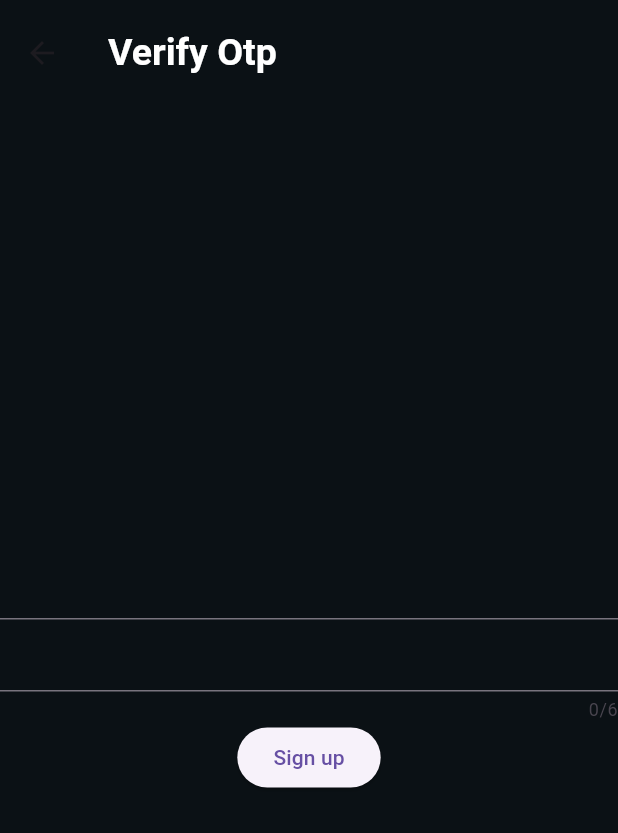
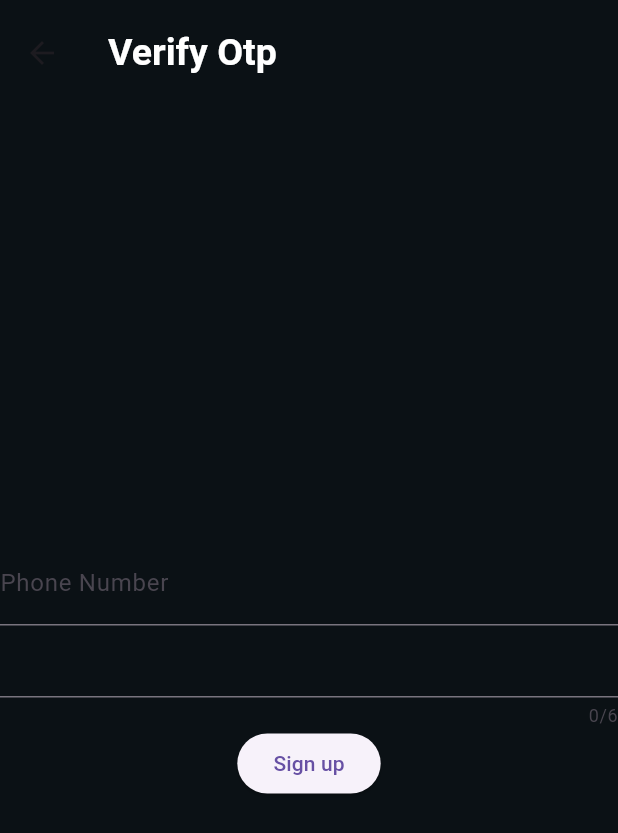
Before and after one commit to kartikkumarofficial/Whatsapp-Clone-Flutter, a Flutter app: the OtpScreen screen opened directly, after a tap on "Sign up", on a phone screen of 412 x 824 dp. Shown: the top 833 px of the screen. Run offline on Flutter 3.47's test engine with Material 3 defaults, Android fonts, the light colour scheme and no system bars; our stand-ins replace badges, font_awesome_flutter, get, image_picker, supabase_flutter; accounts and stored records are empty; network calls fail.

Commit message:
setting up supabase

```diff
--- a/lib/pages/login/authscreen.dart
+++ b/lib/pages/login/authscreen.dart
@@ -1,14 +1,29 @@
 import 'package:flutter/material.dart';
 import 'package:get/get.dart';
+import 'package:whatsappclone/auth/auth_supabase.dart';
 
 class OtpScreen extends StatefulWidget {
-  const OtpScreen({super.key});
+
+   OtpScreen({super.key});
+
+
 
   @override
   State<OtpScreen> createState() => _OtpScreenState();
+
 }
 
 class _OtpScreenState extends State<OtpScreen> {
+  final phoneController = TextEditingController();
+  @override
+  void dispose() {
+    phoneController.dispose();
+    // TODO: implement dispose
+    super.dispose();
+  }
+
+
+
   @override
   Widget build(BuildContext context) {
     return Scaffold(
@@ -33,7 +48,20 @@ class _OtpScreenState extends State<OtpScreen> {
           mainAxisAlignment: MainAxisAlignment.center,
           children: [
             TextFormField(
-
+              style: TextStyle(
+                color: Colors.white
+              ),
+              controller:phoneController ,
+              validator: (value){
+                if(value!.isEmpty){
+                  return "Number is required";
+                }
+                return null;
+              },
+              decoration: InputDecoration(
+                label: Text('Phone Number'),
+                hintText: 'Phone num'
+              ),
 
             ),
             TextFormField(
@@ -41,7 +69,8 @@ class _OtpScreenState extends State<OtpScreen> {
               maxLength: 6,
             ),
             ElevatedButton
-              (onPressed: (){
+              (onPressed: ( ){
+                sendVerificationCode(phoneNumber: phoneController.text);
 
 
             },
```
